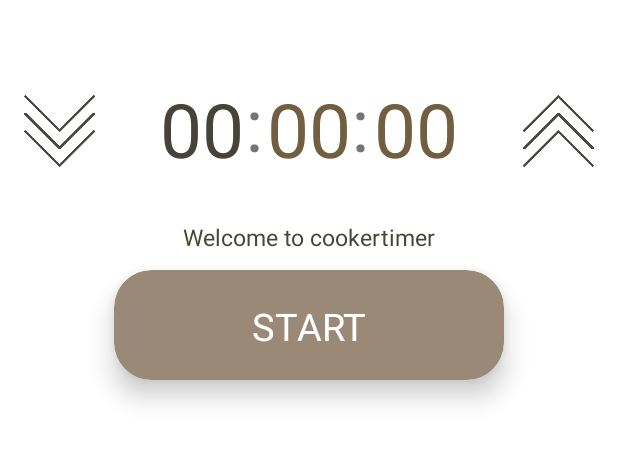
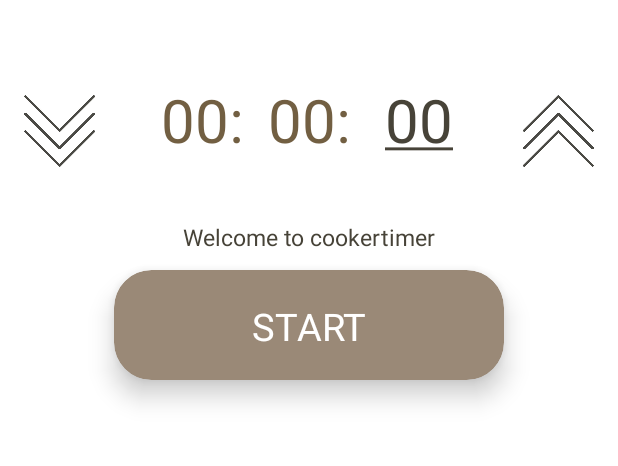
Before and after one commit to obakanue/uppr-cookr, an Android app: the TimerActivity screen opened directly, with no data from a screen before it, after a tap on "00", on a phone screen of 412 x 824 dp, the part 597-1063 px from its top. Run offline under Robolectric (Android 15) with nearby library versions, the light colour scheme and no system bars.

Commit message:
Adds underlining to focused part of timer

```diff
--- a/app/src/main/java/com/example/cookr/TimerActivity.java
+++ b/app/src/main/java/com/example/cookr/TimerActivity.java
@@ -4,12 +4,15 @@ import androidx.appcompat.app.AppCompatActivity;
 
 import android.content.Context;
 import android.graphics.Color;
+import android.graphics.Paint;
 import android.hardware.Sensor;
 import android.hardware.SensorEvent;
 import android.hardware.SensorEventListener;
 import android.hardware.SensorManager;
 import android.os.Bundle;
 import android.os.CountDownTimer;
+import android.text.SpannableString;
+import android.text.style.UnderlineSpan;
 import android.view.View;
 import android.widget.TextView;
 import android.os.Vibrator;
@@ -26,6 +29,7 @@ public class TimerActivity extends AppCompatActivity implements SensorEventListe
     public boolean secondsHolder, minutesHolder, hoursHolder;
     Vibrator vib;
     TextView hoursTV, minutesTV, secondsTV, infoPanel;
+    SpannableString underlined = new SpannableString("");
 
     private int parsedLight, parsedDark;
 
@@ -99,17 +103,39 @@ public class TimerActivity extends AppCompatActivity implements SensorEventListe
 
     private void printH() {
         String formatedTime = String.format("%02d", hours);
-        hoursTV.setText(formatedTime);
+
+        if (hoursHolder) {
+            SpannableString underlined = new SpannableString(formatedTime + ":");
+            underlined.setSpan(new UnderlineSpan(), 0, 2, 0);
+            hoursTV.setText(underlined);
+        } else {
+            hoursTV.setText(formatedTime + ":");
+        }
+
     }
 
     private void printMin() {
         String formatedTime = String.format("%02d", minutes);
-        minutesTV.setText(formatedTime);
+
+        if (minutesHolder) {
+            SpannableString underlined = new SpannableString(formatedTime + ":");
+            underlined.setSpan(new UnderlineSpan(), 0, 2, 0);
+            minutesTV.setText(underlined);
+        } else {
+            minutesTV.setText(formatedTime + ":");
+        }
     }
 
     private void printSec() {
         String formatedTime = String.format("%02d", seconds);
-        secondsTV.setText(formatedTime);
+
+        if (secondsHolder) {
+            SpannableString underlined = new SpannableString(formatedTime);
+            underlined.setSpan(new UnderlineSpan(), 0, 2, 0);
+            secondsTV.setText(underlined);
+        } else {
+            secondsTV.setText(formatedTime);
+        }
     }
 
     private void printLabel(int labelType) {
@@ -150,7 +176,6 @@ public class TimerActivity extends AppCompatActivity implements SensorEventListe
             }
 
             vibrate(100);
-            printTime();
         }
     }
 
@@ -202,9 +227,12 @@ public class TimerActivity extends AppCompatActivity implements SensorEventListe
         hoursTV.setTextColor(parsedDark);
         minutesTV.setTextColor(parsedLight);
         secondsTV.setTextColor(parsedLight);
+
         hoursHolder = true;
         minutesHolder = false;
         secondsHolder = false;
+
+        printTime();
     }
 
     public void minutesClick(View v) {
@@ -212,9 +240,12 @@ public class TimerActivity extends AppCompatActivity implements SensorEventListe
         hoursTV.setTextColor(parsedLight);
         minutesTV.setTextColor(parsedDark);
         secondsTV.setTextColor(parsedLight);
+
         hoursHolder = false;
         minutesHolder = true;
         secondsHolder = false;
+
+        printTime();
     }
 
     public void secondsClick(View v) {
@@ -222,9 +253,12 @@ public class TimerActivity extends AppCompatActivity implements SensorEventListe
         hoursTV.setTextColor(parsedLight);
         minutesTV.setTextColor(parsedLight);
         secondsTV.setTextColor(parsedDark);
+
         hoursHolder = false;
         minutesHolder = false;
         secondsHolder = true;
+
+        printTime();
     }
 
     public void logoClick(View v) {
--- a/app/src/main/res/layout/activity_timer.xml
+++ b/app/src/main/res/layout/activity_timer.xml
@@ -100,10 +100,10 @@
         app:layout_constraintBottom_toBottomOf="@id/cardView2"
         app:layout_constraintEnd_toEndOf="@id/cardView2"
         app:layout_constraintHorizontal_bias="0.5"
-        app:layout_constraintVertical_bias="0.89"
+        app:layout_constraintStart_toStartOf="@id/cardView2"
 
-        app:layout_constraintStart_toStartOf="@id/cardView2"
-        app:layout_constraintTop_toTopOf="parent" />
+        app:layout_constraintTop_toTopOf="parent"
+        app:layout_constraintVertical_bias="0.89" />
     <androidx.cardview.widget.CardView
         android:id="@+id/cardView"
         android:layout_width="match_parent"
@@ -145,22 +145,10 @@
                 android:paddingVertical="20dp"
                 android:text="00"
                 android:textColor="@color/darkbrown"
-                android:textSize="50sp"
+                android:textSize="40sp"
                 app:layout_constraintBottom_toBottomOf="parent"
                 app:layout_constraintEnd_toEndOf="parent"
                 app:layout_constraintHorizontal_bias="0.3"
-                app:layout_constraintStart_toStartOf="parent"
-                app:layout_constraintTop_toTopOf="parent" />
-
-            <TextView
-                android:id="@+id/textView4"
-                android:layout_width="wrap_content"
-                android:layout_height="wrap_content"
-                android:layout_marginStart="163dp"
-                android:layout_marginLeft="163dp"
-                android:layout_marginTop="16dp"
-                android:text=":"
-                android:textSize="50sp"
                 app:layout_constraintStart_toStartOf="parent"
                 app:layout_constraintTop_toTopOf="parent" />
 
@@ -173,22 +161,10 @@
                 android:paddingVertical="20dp"
                 android:text="00"
                 android:textColor="@color/darkbrown"
-                android:textSize="50sp"
+                android:textSize="40sp"
                 app:layout_constraintBottom_toBottomOf="parent"
                 app:layout_constraintEnd_toEndOf="parent"
                 app:layout_constraintHorizontal_bias="0.5"
-                app:layout_constraintStart_toStartOf="parent"
-                app:layout_constraintTop_toTopOf="parent" />
-
-            <TextView
-                android:id="@+id/textView3"
-                android:layout_width="wrap_content"
-                android:layout_height="wrap_content"
-                android:layout_marginStart="234dp"
-                android:layout_marginLeft="234dp"
-                android:layout_marginTop="16dp"
-                android:text=":"
-                android:textSize="50sp"
                 app:layout_constraintStart_toStartOf="parent"
                 app:layout_constraintTop_toTopOf="parent" />
 
@@ -201,7 +177,7 @@
                 android:paddingVertical="20dp"
                 android:text="00"
                 android:textColor="@color/darkbrown"
-                android:textSize="50sp"
+                android:textSize="40sp"
                 app:layout_constraintBottom_toBottomOf="parent"
                 app:layout_constraintEnd_toEndOf="parent"
                 app:layout_constraintHorizontal_bias="0.7"
```
